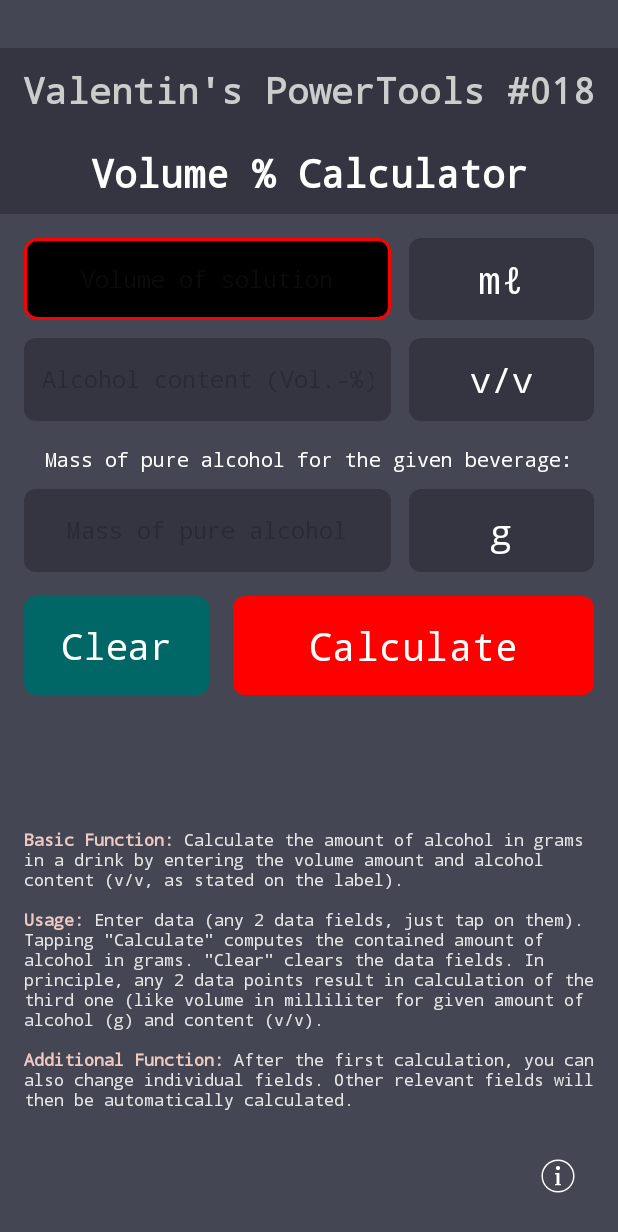
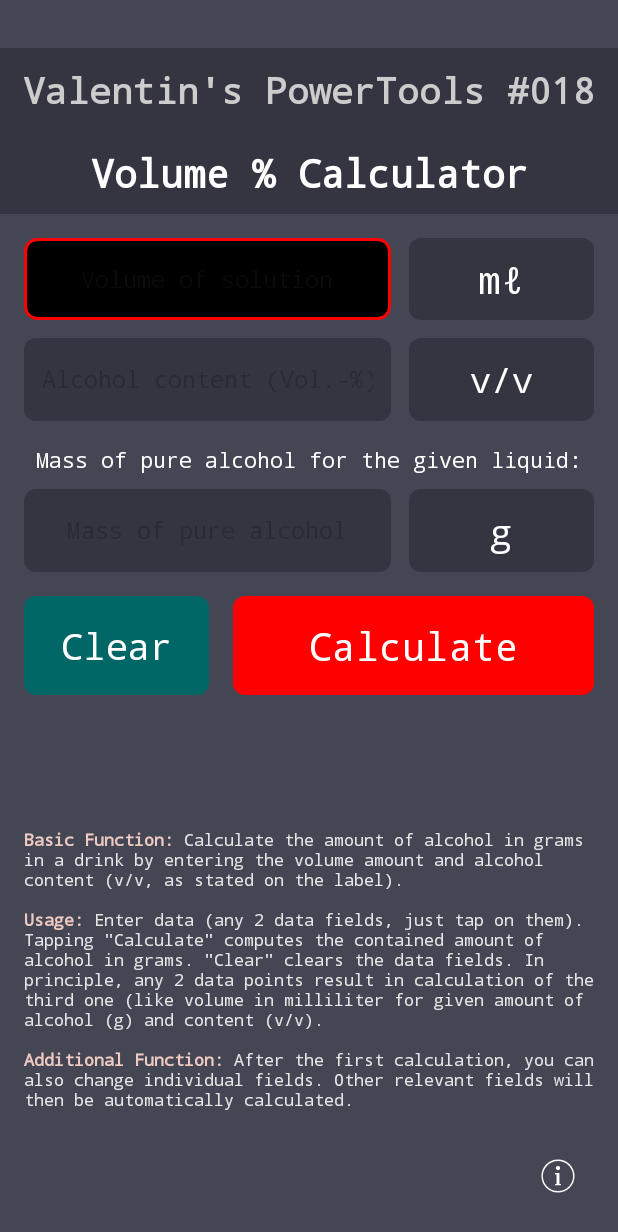
Before and after one commit to v4lpt/VPC, an Android app: the screen it shows after launch (MainActivity), on a phone screen of 412 x 824 dp. Shown: the top 1232 px of the screen. Run offline under Robolectric (Android 15) with nearby library versions, the phone set to English and light mode, and no system bars.

Commit message:
commit message requried

```diff
--- a/app/src/main/res/values/strings.xml
+++ b/app/src/main/res/values/strings.xml
@@ -29,5 +29,5 @@
     <string name="unit_vol">v/v</string>
     <string name="percent_alcohol_edittext">Alcohol content (Vol.-%)</string>
     <string name="unit_grams">g</string>
-    <string name="line_pure_alcohol_info">Mass of pure alcohol for the given beverage:</string>
+    <string name="line_pure_alcohol_info">Mass of pure alcohol for the given liquid:</string>
 </resources>
```
Also changed, not shown: 1 other file.
